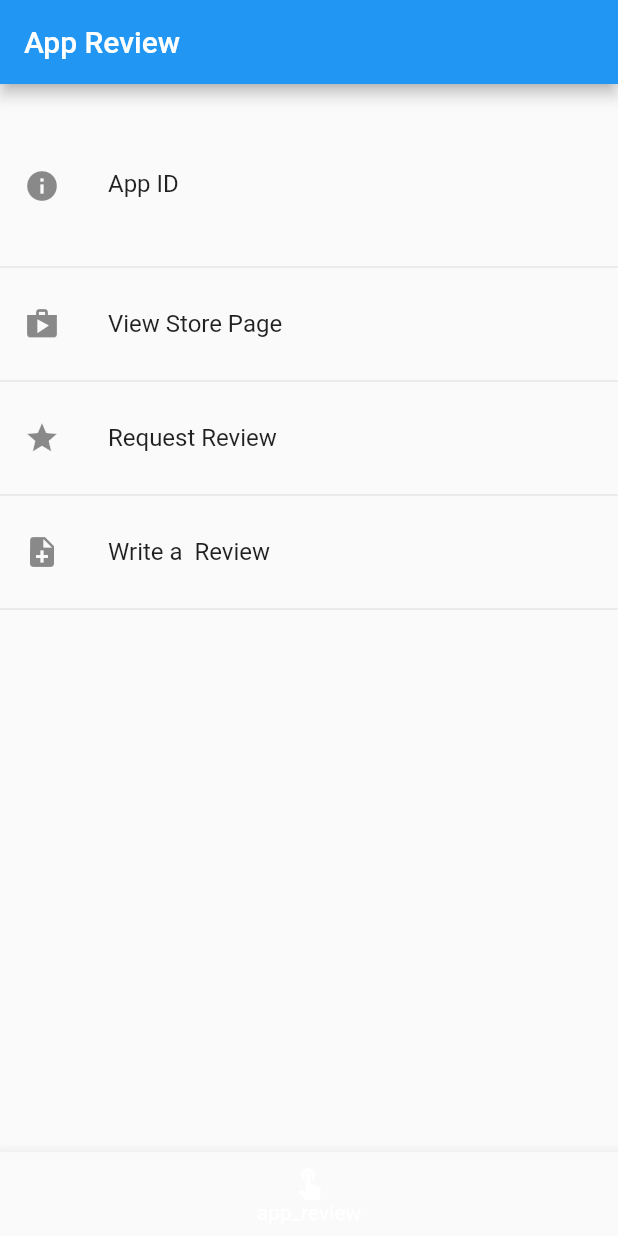
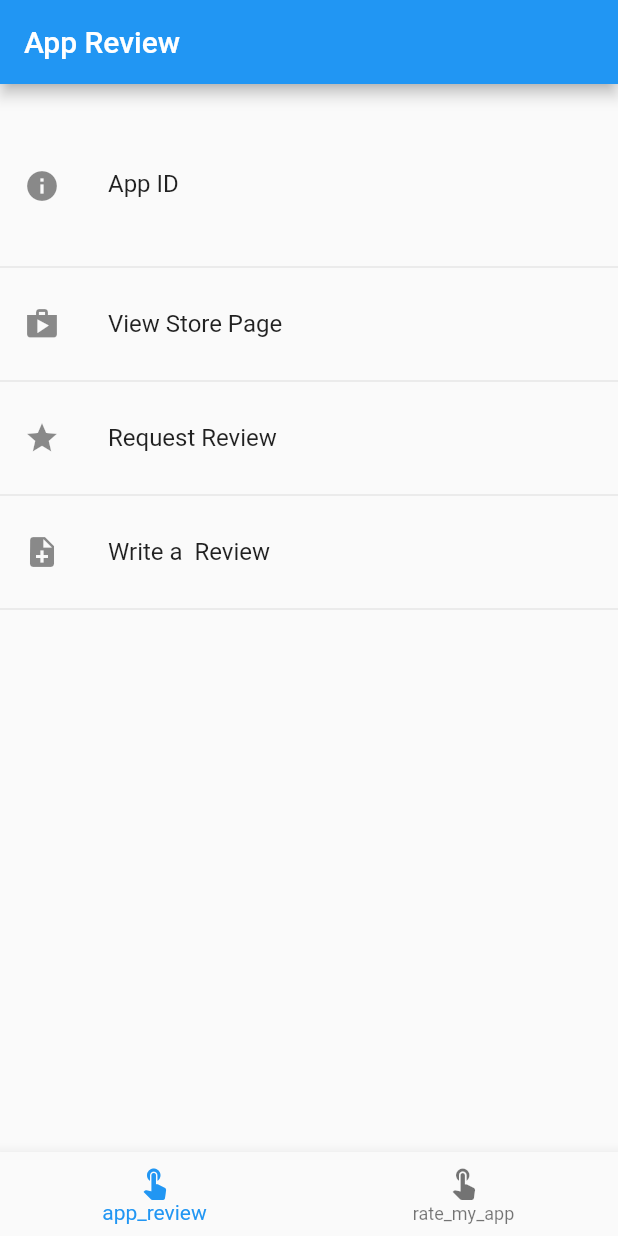
Before and after one commit to canisterism/flutter_sandbox, a Flutter app: the screen it shows after launch, on a phone screen of 412 x 824 dp. Run offline on Flutter 3.47's test engine with Material 2 defaults, Android fonts, the phone set to English and light mode, and no system bars; missing offline and left inert: app_review, rate_my_app; statements that could not run were skipped.

Commit message:
:tada: add rateMyApp example

```diff
--- a/lib/main.dart
+++ b/lib/main.dart
@@ -1,9 +1,13 @@
-import 'package:app_review/app_review.dart';
 import 'package:flutter/material.dart';
 import 'package:flutter_sandbox/routes.dart';
 import 'package:flutter_sandbox/screens/app_review.dart';
+import 'package:flutter_sandbox/screens/rate_my_app.dart';
 
-void main() => runApp(new MyApp());
+void main() {
+  WidgetsFlutterBinding.ensureInitialized();
+
+  runApp(const MyApp());
+}
 
 class MyApp extends StatelessWidget {
   const MyApp({Key key}) : super(key: key);
@@ -12,23 +16,7 @@ class MyApp extends StatelessWidget {
   Widget build(BuildContext context) {
     return MaterialApp(
       home: const HomeScreen(),
-      theme: ThemeData(
-        primarySwatch: MaterialColor(
-          0xFFFFFFFF,
-          const <int, Color>{
-            50: const Color(0xFFFFFFFF),
-            100: const Color(0xFFFFFFFF),
-            200: const Color(0xFFFFFFFF),
-            300: const Color(0xFFFFFFFF),
-            400: const Color(0xFFFFFFFF),
-            500: const Color(0xFFFFFFFF),
-            600: const Color(0xFFFFFFFF),
-            700: const Color(0xFFFFFFFF),
-            800: const Color(0xFFFFFFFF),
-            900: const Color(0xFFFFFFFF),
-          },
-        ),
-      ),
+      theme: ThemeData(primarySwatch: Colors.blue),
       routes: routes,
     );
   }
@@ -42,7 +30,7 @@ class HomeScreen extends StatefulWidget {
 }
 
 class _HomeScreenState extends State<HomeScreen> {
-  final List<Widget> _children = [AppReviewScreen()];
+  final List<Widget> _children = [AppReviewScreen(), RateMyAppScreen()];
 
   int _currentIndex = 0;
 
@@ -62,6 +50,8 @@ class _HomeScreenState extends State<HomeScreen> {
           items: [
             BottomNavigationBarItem(
                 icon: Icon(Icons.touch_app), title: Text('app_review')),
+            BottomNavigationBarItem(
+                icon: Icon(Icons.touch_app), title: Text('rate_my_app')),
           ]),
     );
   }
--- a/pubspec.yaml
+++ b/pubspec.yaml
@@ -24,6 +24,7 @@ dependencies:
   flutter:
     sdk: flutter
   app_review: ^1.1.2
+  rate_my_app: ^0.6.1+6
 
 dev_dependencies:
   flutter_test:
```
Also changed, not shown: lib/screens/rate_my_app.dart (added, +189 -0 lines), pubspec.lock.
